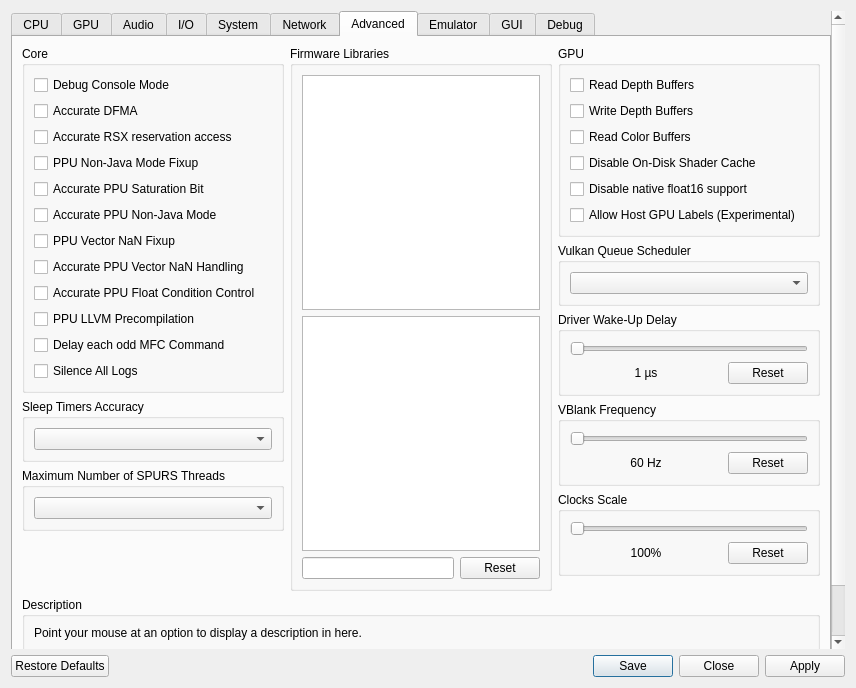
Before: the Qt Designer form rpcs3/rpcs3qt/settings_dialog.ui in RPCS3/rpcs3, drawn with Qt 5.
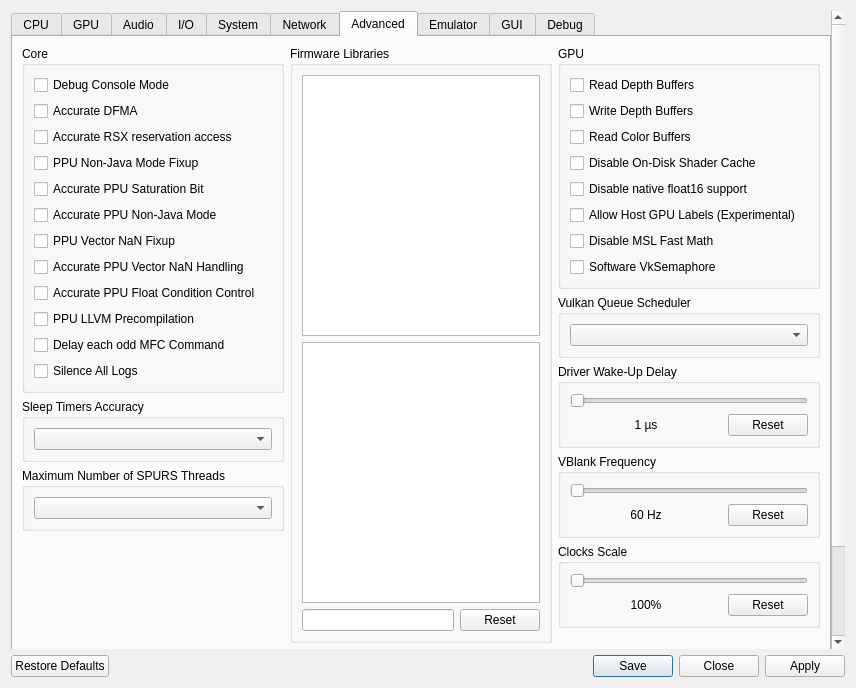
After: the same form once the commit is applied. The open tabs and pages were chosen to show the change. Icons and pictures are not drawn.

Commit message: Make MSL Fast Math and software vkSemaphore optional

```diff
--- a/rpcs3/rpcs3qt/settings_dialog.ui
+++ b/rpcs3/rpcs3qt/settings_dialog.ui
@@ -2386,6 +2386,20 @@
                  </property>
                 </widget>
                </item>
+               <item>
+                <widget class="QCheckBox" name="disableMslFastMath">
+                 <property name="text">
+                  <string>Disable MSL Fast Math</string>
+                 </property>
+                </widget>
+               </item>
+               <item>
+                <widget class="QCheckBox" name="softwareVkSemaphore">
+                 <property name="text">
+                  <string>Software VkSemaphore</string>
+                 </property>
+                </widget>
+               </item>
               </layout>
              </widget>
             </item>
```
Left out of the diff: 12 changed lines with no effect on the pictures. The commit also changes 11 other files.
